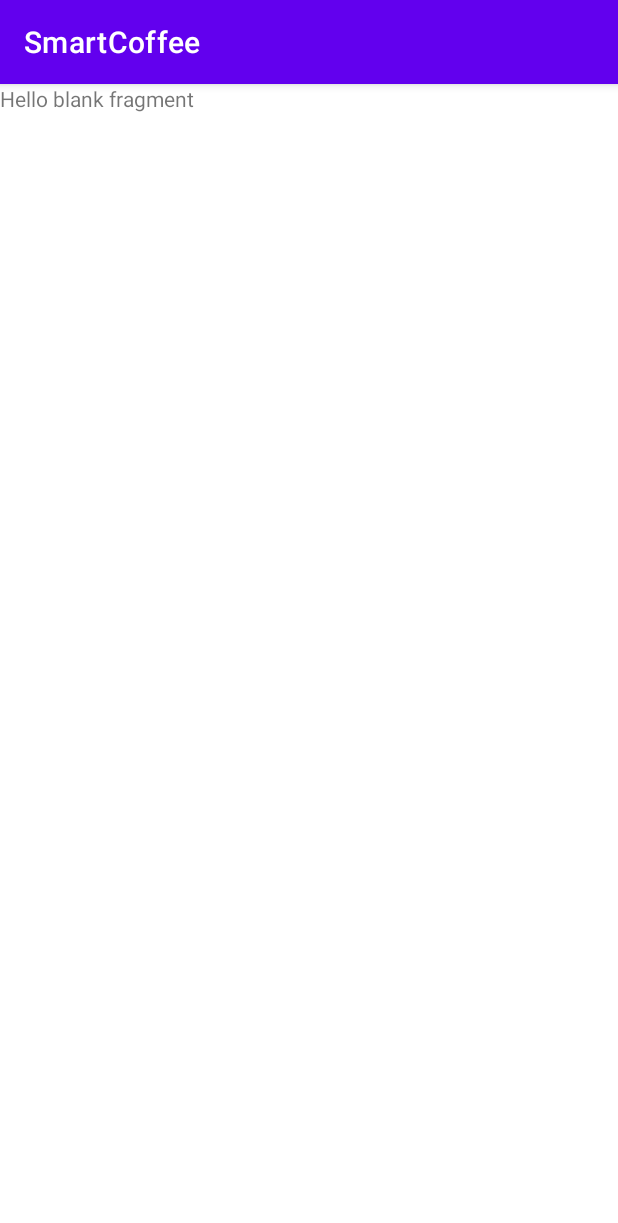
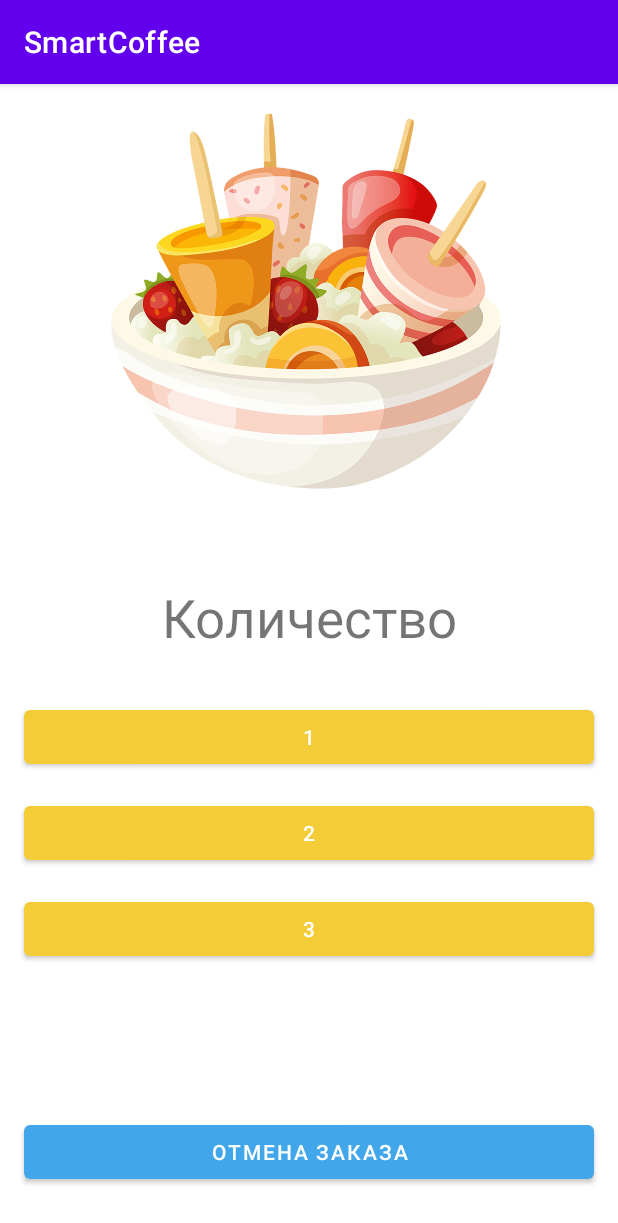
Before and after one commit to Brav9/SmartCoffee, an Android app: the fragment IceFragment shown on its own in the app's theme, on a phone screen of 412 x 824 dp. Shown: the top 1223 px of the screen. Run offline under Robolectric (Android 15) with nearby library versions, the phone set to English and light mode, and no system bars.

Commit message:
Добавление элементов в макет fragment_ice.xml

```diff
--- a/app/src/main/res/layout/fragment_cake.xml
+++ b/app/src/main/res/layout/fragment_cake.xml
@@ -7,7 +7,7 @@
     tools:context=".CakeFragment">
 
     <ImageView
-        android:id="@+id/imCoffee"
+        android:id="@+id/imIce"
         android:layout_width="0dp"
         android:layout_height="300dp"
         android:src="@drawable/cake"
@@ -24,7 +24,7 @@
         android:textSize="35sp"
         app:layout_constraintEnd_toEndOf="parent"
         app:layout_constraintStart_toStartOf="parent"
-        app:layout_constraintTop_toBottomOf="@+id/imCoffee"
+        app:layout_constraintTop_toBottomOf="@+id/imIce"
         app:textAllCaps="false" />
 
     <Button
--- a/app/src/main/res/layout/fragment_cocktail.xml
+++ b/app/src/main/res/layout/fragment_cocktail.xml
@@ -7,7 +7,7 @@
     tools:context=".CocktailFragment">
 
     <ImageView
-        android:id="@+id/imCoffee"
+        android:id="@+id/imIce"
         android:layout_width="0dp"
         android:layout_height="300dp"
         android:src="@drawable/cocktail"
@@ -24,7 +24,7 @@
         android:textSize="35sp"
         app:layout_constraintEnd_toEndOf="parent"
         app:layout_constraintStart_toStartOf="parent"
-        app:layout_constraintTop_toBottomOf="@+id/imCoffee"
+        app:layout_constraintTop_toBottomOf="@+id/imIce"
         app:textAllCaps="false" />
 
     <Button
--- a/app/src/main/res/layout/fragment_coffee.xml
+++ b/app/src/main/res/layout/fragment_coffee.xml
@@ -7,7 +7,7 @@
     tools:context=".CoffeeFragment">
 
     <ImageView
-        android:id="@+id/imCoffee"
+        android:id="@+id/imIce"
         android:layout_width="0dp"
         android:layout_height="300dp"
         android:src="@drawable/coffee"
@@ -24,7 +24,7 @@
         android:textSize="35sp"
         app:layout_constraintEnd_toEndOf="parent"
         app:layout_constraintStart_toStartOf="parent"
-        app:layout_constraintTop_toBottomOf="@+id/imCoffee"
+        app:layout_constraintTop_toBottomOf="@+id/imIce"
         app:textAllCaps="false" />
 
     <Button
--- a/app/src/main/res/layout/fragment_ice.xml
+++ b/app/src/main/res/layout/fragment_ice.xml
@@ -1,14 +1,82 @@
 <?xml version="1.0" encoding="utf-8"?>
-<FrameLayout xmlns:android="http://schemas.android.com/apk/res/android"
+<androidx.constraintlayout.widget.ConstraintLayout xmlns:android="http://schemas.android.com/apk/res/android"
+    xmlns:app="http://schemas.android.com/apk/res-auto"
     xmlns:tools="http://schemas.android.com/tools"
     android:layout_width="match_parent"
     android:layout_height="match_parent"
     tools:context=".IceFragment">
 
-    <!-- TODO: Update blank fragment layout -->
+    <ImageView
+        android:id="@+id/imIce"
+        android:layout_width="0dp"
+        android:layout_height="300dp"
+        android:src="@drawable/ice"
+        app:layout_constraintEnd_toEndOf="parent"
+        app:layout_constraintStart_toStartOf="parent"
+        app:layout_constraintTop_toTopOf="parent" />
+
     <TextView
-        android:layout_width="match_parent"
-        android:layout_height="match_parent"
-        android:text="@string/hello_blank_fragment" />
+        android:id="@+id/tvQuantity"
+        android:layout_width="wrap_content"
+        android:layout_height="wrap_content"
+        android:layout_marginTop="32dp"
+        android:text="@string/quantity"
+        android:textSize="35sp"
+        app:layout_constraintEnd_toEndOf="parent"
+        app:layout_constraintStart_toStartOf="parent"
+        app:layout_constraintTop_toBottomOf="@+id/imIce"
+        app:textAllCaps="false" />
 
-</FrameLayout>
+    <Button
+        android:id="@+id/btnQuantityOne"
+        android:layout_width="0dp"
+        android:layout_height="wrap_content"
+        android:layout_marginStart="16dp"
+        android:layout_marginTop="32dp"
+        android:layout_marginEnd="16dp"
+        android:text="@string/one"
+        app:backgroundTint="#F4CC37"
+        app:layout_constraintEnd_toEndOf="parent"
+        app:layout_constraintStart_toStartOf="parent"
+        app:layout_constraintTop_toBottomOf="@+id/tvQuantity" />
+
+    <Button
+        android:id="@+id/btnQuantityTwo"
+        android:layout_width="0dp"
+        android:layout_height="wrap_content"
+        android:layout_marginStart="16dp"
+        android:layout_marginTop="16dp"
+        android:layout_marginEnd="16dp"
+        android:text="@string/two"
+        app:backgroundTint="#F4CC37"
+        app:layout_constraintEnd_toEndOf="parent"
+        app:layout_constraintStart_toStartOf="parent"
+        app:layout_constraintTop_toBottomOf="@+id/btnQuantityOne" />
+
+    <Button
+        android:id="@+id/btnQuantityTree"
+        android:layout_width="0dp"
+        android:layout_height="wrap_content"
+        android:layout_marginStart="16dp"
+        android:layout_marginTop="16dp"
+        android:layout_marginEnd="16dp"
+        android:text="@string/three"
+        app:backgroundTint="#F4CC37"
+        app:layout_constraintEnd_toEndOf="parent"
+        app:layout_constraintStart_toStartOf="parent"
+        app:layout_constraintTop_toBottomOf="@+id/btnQuantityTwo" />
+
+    <Button
+        android:id="@+id/btnOrderCancellation"
+        android:layout_width="0dp"
+        android:layout_height="wrap_content"
+        android:layout_marginStart="16dp"
+        android:layout_marginEnd="16dp"
+        android:layout_marginBottom="32dp"
+        android:text="@string/order_cancellation"
+        app:backgroundTint="#42A7EA"
+        app:layout_constraintBottom_toBottomOf="parent"
+        app:layout_constraintEnd_toEndOf="parent"
+        app:layout_constraintStart_toStartOf="parent" />
+
+</androidx.constraintlayout.widget.ConstraintLayout>
```
